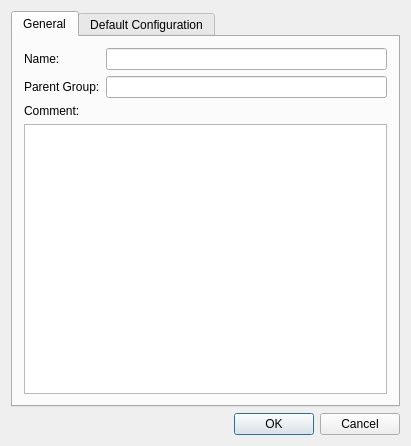
Above: source/console/computer_group_dialog.ui from dchapyshev/aspia before the change. Below: the same form after it.
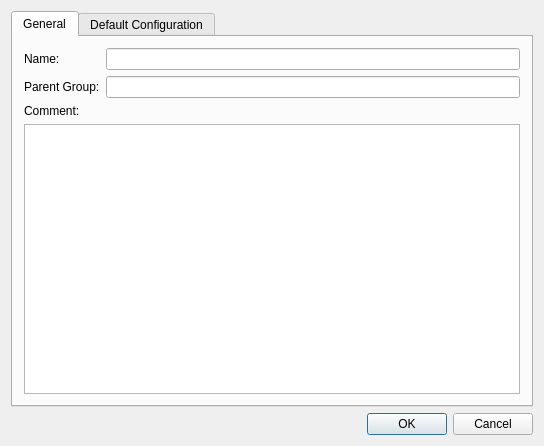
That is the form after the change.

```diff
--- a/source/console/computer_group_dialog.ui
+++ b/source/console/computer_group_dialog.ui
@@ -9,7 +9,7 @@
    <rect>
     <x>0</x>
     <y>0</y>
-    <width>411</width>
+    <width>544</width>
     <height>446</height>
    </rect>
   </property>
```
